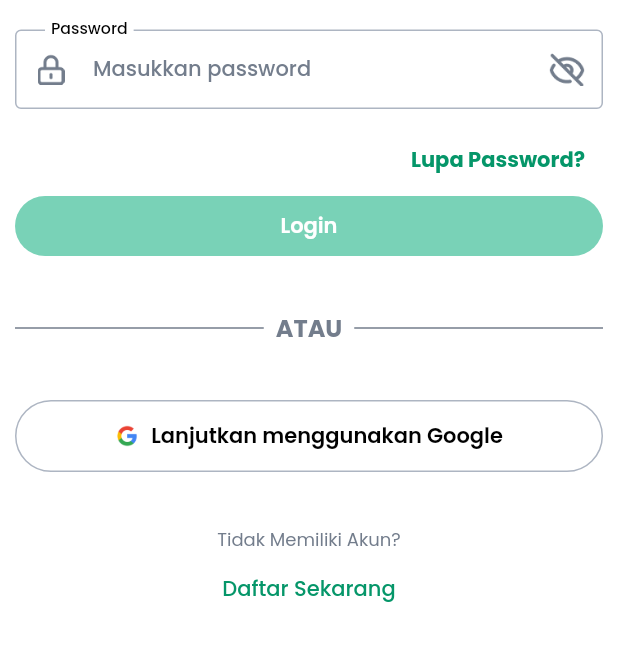
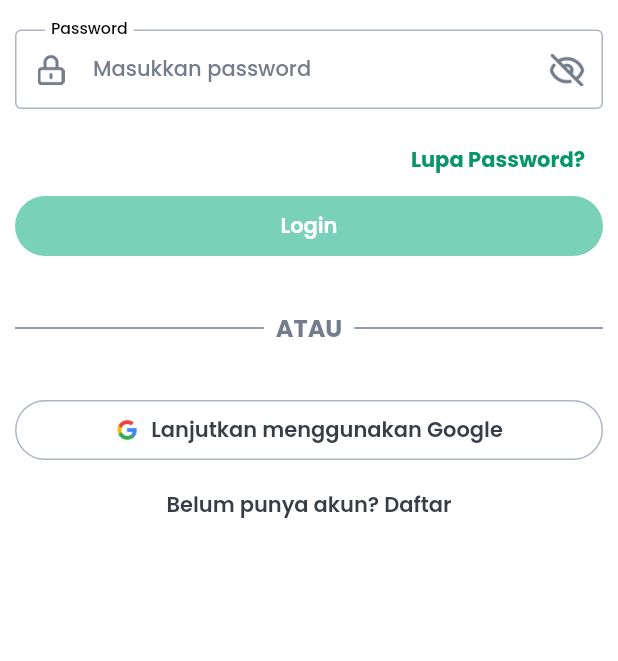
Before and after one commit to Ecowave-Alterra/ecowave-flutter, a Flutter app: the LoginPage screen opened directly, on a phone screen of 412 x 824 dp, the part 479-1140 px from its top. Run offline on Flutter 3.47's test engine with Material 2 defaults, Android fonts, the phone set to English and light mode, and no system bars; our stand-ins replace another_flushbar, bloc, carousel_slider, dio, equatable, file_picker and 9 more; accounts and stored records are empty.

Commit message:
[FL-024] Login Simulation (#53)
* Fixing Profile

* Fixing Home

* Fixing + edit password

* FIxing Padding Profile

* Change Single Scroll view to ListView

* Edit_profile

* fixing Home

* Mencoba menerapkan Bloc pada state cek button status

* bloc

* Bloc Login

* Fixing Eco Loading

* Login

* Hapus Macos

* name Spesifick

* fix

```diff
--- a/lib/core/utils/injector.dart
+++ b/lib/core/utils/injector.dart
@@ -5,7 +5,7 @@ import 'package:ecowave/features/information/bloc/informatio/information_bloc.da
 import 'package:ecowave/features/information/model/services/information_service.dart';
 import 'package:ecowave/features/ecommerce/bloc/product_home/product_bloc.dart';
 import 'package:ecowave/features/ecommerce/model/services/product_service.dart';
-import 'package:ecowave/features/home/bloc/page_bloc.dart';
+import 'package:ecowave/features/home/bloc/home/home_bloc.dart';
 import 'package:ecowave/features/payment/bloc/expedition/expedition_bloc.dart';
 import 'package:ecowave/features/payment/bloc/payment_detail/payment_detail_bloc.dart';
 import 'package:ecowave/features/payment/bloc/payment_method/payment_method_bloc.dart';
@@ -26,8 +26,8 @@ final GetIt locator = GetIt.instance;
 
 void init() {
   // state management
+  locator.registerFactory(() => HomeBloc());
   locator.registerFactory(() => CartBloc());
-  locator.registerFactory(() => PageBloc());
   locator.registerFactory(() => ShippingAddressBloc(locator()));
   locator.registerFactory(() => PaymentMethodBloc(locator()));
   locator.registerFactory(() => ExpeditionBloc(locator()));
--- a/lib/core/utils/providers.dart
+++ b/lib/core/utils/providers.dart
@@ -4,7 +4,7 @@ import 'package:ecowave/features/cart/bloc/cart/cart_bloc.dart';
 import 'package:ecowave/features/ecommerce/bloc/product_image/product_image_bloc.dart';
 import 'package:ecowave/features/information/bloc/informatio/information_bloc.dart';
 import 'package:ecowave/features/ecommerce/bloc/product_home/product_bloc.dart';
-import 'package:ecowave/features/home/bloc/page_bloc.dart';
+import 'package:ecowave/features/home/bloc/home/home_bloc.dart';
 import 'package:ecowave/features/payment/bloc/expedition/expedition_bloc.dart';
 import 'package:ecowave/features/payment/bloc/payment_detail/payment_detail_bloc.dart';
 import 'package:ecowave/features/payment/bloc/payment_method/payment_method_bloc.dart';
@@ -17,8 +17,9 @@ import '../../features/ecommerce/bloc/product_category/product_category_bloc.dar
 
 class Providers {
   static final List<BlocProvider> init = [
+    BlocProvider<HomeBloc>(
+        create: (context) => di.locator<HomeBloc>()),
     BlocProvider<CartBloc>(create: (context) => di.locator<CartBloc>()),
-    BlocProvider<PageBloc>(create: (context) => di.locator<PageBloc>()),
     BlocProvider<ShippingAddressBloc>(
         create: (context) => di.locator<ShippingAddressBloc>()),
     BlocProvider<PaymentMethodBloc>(
--- /dev/null
+++ b/lib/features/auth/bloc/login/login_event.dart
@@ -0,0 +1,15 @@
+part of 'login_bloc.dart';
+
+class LoginEvent extends Equatable {
+  const LoginEvent();
+
+  @override
+  List<Object> get props => [];
+}
+class LoginButtonPressed extends LoginEvent {
+  const LoginButtonPressed();
+}
+class LoginInputChange extends LoginEvent {
+  const LoginInputChange();
+}
+class LoginSubmitted extends LoginEvent {}
--- /dev/null
+++ b/lib/features/auth/bloc/login/login_state.dart
@@ -0,0 +1,76 @@
+part of 'login_bloc.dart';
+
+class LoginState extends Equatable {
+  final bool isLoginButtonDisabled;
+
+  const LoginState({
+    required this.isLoginButtonDisabled,
+  });
+
+  factory LoginState.initial() {
+    return const LoginState(
+      isLoginButtonDisabled: true,
+    );
+  }
+
+  @override
+  List<Object?> get props => [
+        isLoginButtonDisabled,
+      ];
+
+  @override
+  bool get stringify => true;
+
+  LoginState copyWith({
+    bool? isLoginButtonDisabled,
+  }) {
+    return LoginState(
+      isLoginButtonDisabled: isLoginButtonDisabled ?? this.isLoginButtonDisabled,
+    );
+  }
+}
+
+class LoginSuccess extends LoginState {
+  final String message;
+
+  const LoginSuccess({
+    required bool isLoginButtonDisabled,
+    required this.message,
+  }) : super(isLoginButtonDisabled: isLoginButtonDisabled);
+
+  @override
+  List<Object?> get props => [...super.props, message];
+
+  @override
+  bool get stringify => true;
+}
+
+class LoginError extends LoginState {
+  final String errorMessage;
+
+  const LoginError({
+    required bool isLoginButtonDisabled,
+    required this.errorMessage,
+  }) : super(isLoginButtonDisabled: !isLoginButtonDisabled);
+
+  @override
+  List<Object?> get props => [...super.props, errorMessage];
+
+  @override
+  bool get stringify => true;
+}
+
+class LoginLoading extends LoginState {
+  final bool isLoading;
+
+  const LoginLoading({
+    required bool isLoginButtonDisabled,
+    required this.isLoading,
+  }) : super(isLoginButtonDisabled: isLoginButtonDisabled);
+
+  @override
+  List<Object?> get props => [...super.props, isLoading];
+
+  @override
+  bool get stringify => true;
+}
--- /dev/null
+++ b/lib/features/auth/model/models/login_model.dart
@@ -0,0 +1,16 @@
+class Login {
+  final String email;
+  final String password;
+
+  Login({
+    required this.email,
+    required this.password,
+  });
+
+  Map<String, dynamic> toJson() {
+    return {
+      'email': email,
+      'password': password,
+    };
+  }
+}
--- a/lib/features/auth/view/login_page.dart
+++ b/lib/features/auth/view/login_page.dart
@@ -1,8 +1,11 @@
 import 'package:ecowave/features/auth/view/register_page.dart';
+import 'package:ecowave/features/home/view/home_page.dart';
 import 'package:flutter/material.dart';
 import 'package:ecowave/core.dart';
+import 'package:flutter_bloc/flutter_bloc.dart';
 
 import '../../change_password/view/forget_password.dart';
+import '../bloc/login/login_bloc.dart';
 
 class LoginPage extends StatefulWidget {
   const LoginPage({Key? key}) : super(key: key);
@@ -10,27 +13,11 @@ class LoginPage extends StatefulWidget {
   @override
   State<LoginPage> createState() => _LoginPageState();
 }
+
 class _LoginPageState extends State<LoginPage> {
   final GlobalKey<FormState> _formKey = GlobalKey<FormState>();
   final TextEditingController _emailController = TextEditingController();
   final TextEditingController _passwordController = TextEditingController();
-  bool _isLoginButtonDisabled = true;
-
-  void _checkLoginButtonStatus() {
-    final email = _emailController.text;
-    final password = _passwordController.text;
-
-    setState(() {
-      _isLoginButtonDisabled = email.isEmpty || password.isEmpty;
-    });
-  }
-
-  @override
-  void initState() {
-    super.initState();
-    _emailController.addListener(_checkLoginButtonStatus);
-    _passwordController.addListener(_checkLoginButtonStatus);
-  }
 
   @override
   Widget build(BuildContext context) {
@@ -45,7 +32,44 @@ class _LoginPageState extends State<LoginPage> {
           },
         ),
       ),
-      body: SingleChildScrollView(
+      body: BlocProvider(
+        create: (context) => LoginBloc(
+            emailController: _emailController,
+            passwordController: _passwordController),
+        child: BlocConsumer<LoginBloc, LoginState>(
+          listener: (context, state) {
+            if (state is LoginError) {
+              "Email atau password tidak valid. Mohon coba lagi."
+                  .failedBar(context);
+              _emailController.clear();
+              _passwordController.clear();
+              context.read<LoginBloc>().add(const LoginInputChange());
+            } else if (state is LoginSuccess) {
+              context.push(const MyHomePage());
+            }
+          },
+          builder: (context, state) {
+            if (state is LoginLoading) {
+              return const EcoLoading();
+            }
+
+            final loginButton = EcoFormButton(
+              label: 'Login',
+              onPressed: state.isLoginButtonDisabled
+                  ? () {}
+                  : () async {
+                      if (_formKey.currentState!.validate()) {
+                        context
+                            .read<LoginBloc>()
+                            .add(const LoginButtonPressed());
+                      }
+                    },
+              backgroundColor: state.isLoginButtonDisabled
+                  ? AppColors.primary300
+                  : AppColors.primary500,
+            );
+
+            return SingleChildScrollView(
               padding: const EdgeInsets.all(10),
               child: Form(
                 key: _formKey,
@@ -72,7 +96,7 @@ class _LoginPageState extends State<LoginPage> {
                         return null;
                       },
                       onChanged: (value) {
-                  _checkLoginButtonStatus();
+                        context.read<LoginBloc>().add(const LoginInputChange());
                       },
                       icon: const ImageIcon(
                         AppIcons.email,
@@ -93,7 +117,7 @@ class _LoginPageState extends State<LoginPage> {
                         return null;
                       },
                       onChanged: (value) {
-                  _checkLoginButtonStatus();
+                        context.read<LoginBloc>().add(const LoginInputChange());
                       },
                     ),
                     10.0.height,
@@ -106,7 +130,8 @@ class _LoginPageState extends State<LoginPage> {
                             Navigator.push(
                               context,
                               MaterialPageRoute(
-                            builder: (context) => const ForgotPasswordPage()),
+                                  builder: (context) =>
+                                      const ForgotPasswordPage()),
                             );
                           },
                           child: const Text(
@@ -119,17 +144,7 @@ class _LoginPageState extends State<LoginPage> {
                         )
                       ],
                     ),
-              EcoFormButton(
-                label: 'Login',
-                onPressed: _isLoginButtonDisabled
-                    ? () {}
-                    : () {
-                        if (_formKey.currentState!.validate()) {}
-                      },
-                backgroundColor: _isLoginButtonDisabled
-                    ? AppColors.primary300
-                    : AppColors.primary500,
-              ),
+                    loginButton,
                     36.0.height,
                     const Row(
                       children: [
@@ -161,34 +176,34 @@ class _LoginPageState extends State<LoginPage> {
                     36.0.height,
                     EcoFormButtonIcon(
                       label: 'Lanjutkan menggunakan Google',
-                onPressed: () {
-                  // aksi yang dilakukan ketika tombol ditekan
-                },
-                backgroundColor: Colors.white,
-                textColor: Colors.black,
+                      onPressed: () {},
+                      backgroundColor: AppColors.white,
                       border: Border.all(
                         color: AppColors.grey300,
                       ),
-                image: const Image(image: AppIcons.google),
-                height: 48.0,
-                width: MediaQuery.of(context).size.width,
+                      textColor: AppColors.grey700,
+                      image: const Image(
+                        image: AppIcons.google,
                       ),
-              36.0.height,
-              const Text(
-                "Tidak Memiliki Akun?",
-                style: TextStyle(color: AppColors.grey500, fontSize: 12),
                     ),
-              TextButton(
+                    10.0.height,
+                    EcoFormButton(
+                      label: 'Belum punya akun? Daftar',
                       onPressed: () {
-                  context.push(const RegisterPage());
+                        Navigator.push(
+                          context,
+                          MaterialPageRoute(
+                              builder: (context) => const RegisterPage()),
+                        );
                       },
-                child: const Text(
-                  "Daftar Sekarang",
-                  style: TextStyle(color: AppColors.primary500),
+                      backgroundColor: Colors.transparent,
+                      textColor: AppColors.grey700,
                     ),
-              )
                   ],
                 ),
+              ),
+            );
+          },
         ),
       ),
     );
--- a/lib/features/home/bloc/page_bloc.dart
+++ /dev/null
@@ -1,7 +0,0 @@
-import 'package:flutter_bloc/flutter_bloc.dart';
-
-class PageBloc extends Bloc<int, int> {
-  PageBloc() : super(0) {
-    on<int>((event, emit) => emit(event));
-  }
-}
--- a/lib/features/payment/view/pages/payment_waiting_page.dart
+++ b/lib/features/payment/view/pages/payment_waiting_page.dart
@@ -1,5 +1,5 @@
 import 'package:ecowave/core.dart';
-import 'package:ecowave/features/home/bloc/page_bloc.dart';
+import 'package:ecowave/features/home/bloc/home/home_bloc.dart';
 import 'package:flutter/material.dart';
 import 'package:flutter_bloc/flutter_bloc.dart';
 
@@ -88,7 +88,7 @@ class PaymentWaitingPage extends StatelessWidget {
                     label: "Pesanan Saya",
                     onPressed: () {
                       context.popToRoot();
-                      context.read<PageBloc>().add(1);
+                      context.read<HomeBloc>().add(const OnBottomNavTap(1));
                     },
                     backgroundColor: Colors.transparent,
                     textColor: AppColors.primary500,
--- a/pubspec.yaml
+++ b/pubspec.yaml
@@ -28,7 +28,8 @@ dependencies:
   shared_preferences: ^2.1.1
   dio: ^5.1.2
   equatable: ^2.0.5
-  flutter_html:
+  shared_preferences: ^2.1.1
+  flutter_html: ^3.0.0-beta.2
   uuid: ^3.0.7
 
 flutter_launcher_icons:
```
Also changed, not shown: lib/features/auth/bloc/login/login_bloc.dart (added, +65 -0 lines), lib/features/auth/model/services/login_services.dart (added, +25 -0 lines), lib/features/home/bloc/home/home_bloc.dart (added, +37 -0 lines), lib/features/home/bloc/home/home_event.dart (added, +28 -0 lines), lib/features/home/bloc/home/home_state.dart (added, +25 -0 lines), lib/features/home/view/home_page.dart (+16 -11 lines), lib/features/profile/view/profile.dart (+15 -4 lines). Lines whose indentation alone changed are shown as unchanged.
